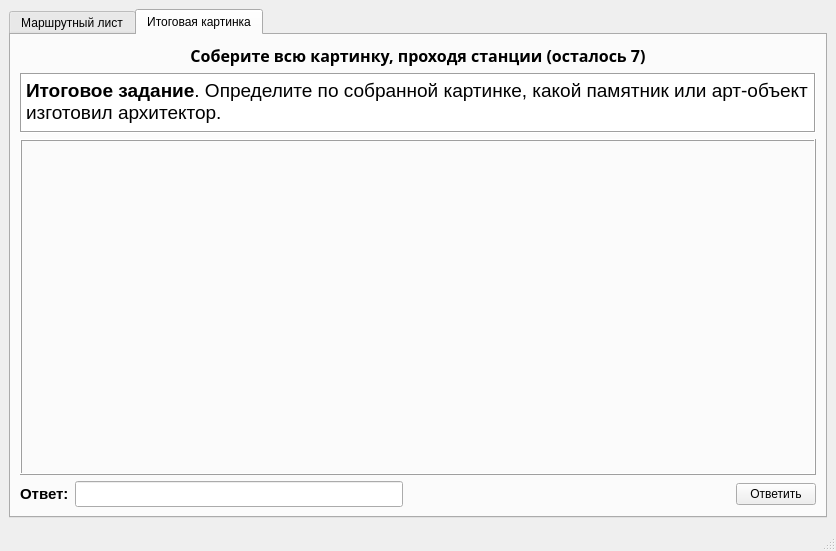
Above: QuestMainWindow.ui from VladZuykin/quest before the change. Below: the same form after it.
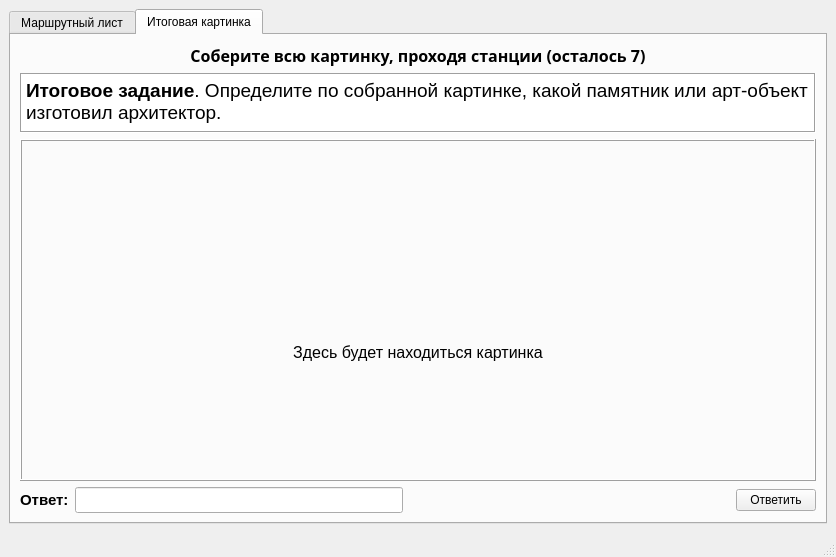
That is the form after the change. The open tabs and pages were chosen to show the change.

Commit message: Итоговая версия без карт

What changed in the file:
```diff
--- a/QuestMainWindow.ui
+++ b/QuestMainWindow.ui
@@ -7,7 +7,7 @@
     <x>0</x>
     <y>0</y>
     <width>836</width>
-    <height>551</height>
+    <height>557</height>
    </rect>
   </property>
   <property name="sizePolicy">
@@ -501,6 +501,22 @@
              </item>
             </layout>
            </item>
+           <item>
+            <widget class="QLabel" name="label_8">
+             <property name="font">
+              <font>
+               <family>MS Sans Serif</family>
+               <pointsize>12</pointsize>
+              </font>
+             </property>
+             <property name="text">
+              <string>Здесь будет находиться картинка</string>
+             </property>
+             <property name="alignment">
+              <set>Qt::AlignCenter</set>
+             </property>
+            </widget>
+           </item>
            <item>
             <widget class="QLabel" name="label_7">
              <property name="font">
```
Left out of the diff: 2 changed lines with no effect on the pictures. The commit also changes 1 other file.
